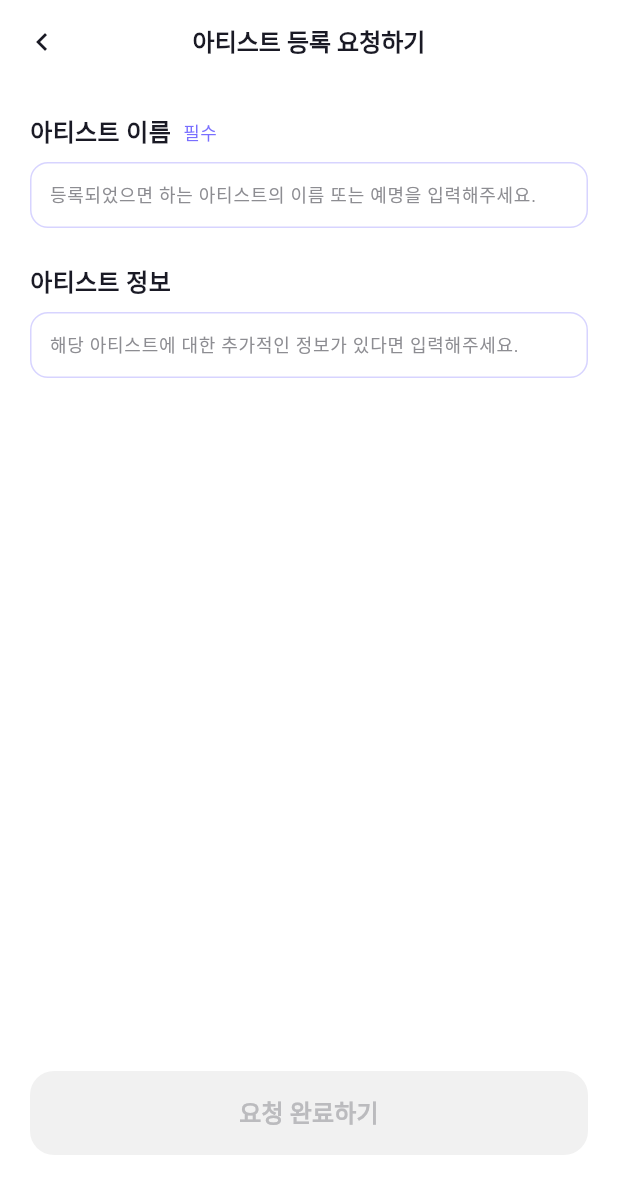
After one commit to newket/FRONTEND, a Flutter app: the ArtistRequestV2 screen opened directly, on a phone screen of 412 x 824 dp. The commit adds this screen. Shown: the top 1194 px of the screen. Run offline on Flutter 3.47's test engine with Material 3 defaults, Android fonts, the phone set to English and light mode, and no system bars; our stand-ins replace dio, dotted_border, firebase_core, firebase_messaging, flutter_dotenv, flutter_local_notifications and 6 more; missing offline and left inert: amplitude_flutter, kakao_flutter_sdk, kakao_flutter_sdk_common; accounts and stored records are empty; Roboto replaces fonts that are missing (Pretendard).

Commit message:
feat: 아티스트 요청

```diff
--- a/lib/model/artist_model.dart
+++ b/lib/model/artist_model.dart
@@ -44,7 +44,6 @@ class Artist {
       'artistId': artistId,
     };
   }
-
 }
 
 class FavoriteArtists {
@@ -56,3 +55,30 @@ class FavoriteArtists {
     return <String, dynamic>{"artistIds": artistIds};
   }
 }
+
+class ArtistRequest {
+  String artistName;
+  String? artistInfo;
+  String deviceToken;
+
+  ArtistRequest({
+    required this.artistName,
+    required this.artistInfo,
+    required this.deviceToken,
+  });
+
+  factory ArtistRequest.fromJson(Map<String, dynamic> json) {
+    return ArtistRequest(
+      artistName: json['artistName'],
+      artistInfo: json['artistInfo'],
+      deviceToken: json['deviceToken'],
+    );
+  }
+  Map<String, dynamic> toJson() {
+    return {
+      'artistName': artistName,
+      'artistInfo': artistInfo,
+      'deviceToken': deviceToken,
+    };
+  }
+}
--- a/lib/view/v100/favorite_artist/artist_request.dart
+++ b/lib/view/v100/favorite_artist/artist_request.dart
@@ -94,7 +94,7 @@ class _ArtistRequestV1 extends State<ArtistRequestV1> {
   Future<void> _requestArtist(String keyword) async {
     //제출
     if (keyword.isNotEmpty) {
-      await artistRepository.requestArtist(keyword);
+      //await artistRepository.requestArtist(keyword);
       setState(() {
         nextColor = v1pt_30;
       });
--- /dev/null
+++ b/lib/view/v200/artist/artist_request.dart
@@ -0,0 +1,310 @@
+import 'package:firebase_messaging/firebase_messaging.dart';
+import 'package:flutter/material.dart';
+import 'package:flutter/services.dart';
+import 'package:flutter_svg/flutter_svg.dart';
+import 'package:newket/config/amplitude_config.dart';
+import 'package:newket/model/artist_model.dart';
+import 'package:newket/repository/artist_repository.dart';
+import 'package:newket/theme/colors.dart';
+
+class ArtistRequestV2 extends StatefulWidget {
+  const ArtistRequestV2({super.key});
+
+  @override
+  State<StatefulWidget> createState() => _ArtistRequestV2();
+}
+
+class _ArtistRequestV2 extends State<ArtistRequestV2> {
+  late ArtistRepository artistRepository;
+  String artist = '';
+  final TextEditingController _artistController = TextEditingController();
+  final TextEditingController _artistInfoController = TextEditingController();
+  Color nextColor = v1pt_30;
+  final FocusNode _artistNode = FocusNode();
+  final FocusNode _artistInfoNode = FocusNode();
+
+
+  void showToast(BuildContext context) {
+    OverlayEntry overlayEntry = OverlayEntry(
+      builder: (context) => Positioned(
+        bottom: 116.0, // Toast 위치 조정
+        left: 20, // 화면의 가운데 정렬
+        child: Material(
+          color: Colors.transparent,
+          child: Container(
+            width: MediaQuery.of(context).size.width - 40,
+            height: 64,
+            padding: const EdgeInsets.symmetric(horizontal: 16, vertical: 12),
+            decoration: ShapeDecoration(
+              color: b_800,
+              shape: RoundedRectangleBorder(
+                borderRadius: BorderRadius.circular(12),
+              ),
+            ),
+            child: Row(
+              mainAxisSize: MainAxisSize.min,
+              mainAxisAlignment: MainAxisAlignment.start,
+              crossAxisAlignment: CrossAxisAlignment.center,
+              children: [
+                Container(
+                  width: 20,
+                  height: 20,
+                  padding: const EdgeInsets.all(4),
+                  child: const Icon(
+                    Icons.check,
+                    color: p_500,
+                  ),
+                ),
+                const SizedBox(width: 12),
+                const Column(
+                  mainAxisSize: MainAxisSize.min,
+                  mainAxisAlignment: MainAxisAlignment.center,
+                  crossAxisAlignment: CrossAxisAlignment.start,
+                  children: [
+                    Text(
+                      '아티스트 등록 요청이 성공적으로 보내졌어요!',
+                      style: TextStyle(
+                        color: Colors.white,
+                        fontSize: 14,
+                        fontFamily: 'Pretendard',
+                        fontWeight: FontWeight.w700,
+                      ),
+                    ),
+                    SizedBox(height: 2),
+                    Text(
+                      '등록이 완료되면 알려드릴게요',
+                      style: TextStyle(
+                        color: b_400,
+                        fontSize: 12,
+                        fontFamily: 'Pretendard',
+                        fontWeight: FontWeight.w400,
+                      ),
+                    ),
+                  ],
+                ),
+              ],
+            ),
+          ),
+        ),
+      ),
+    );
+
+    Overlay.of(context).insert(overlayEntry);
+
+    // 5초 후에 Toast를 자동으로 제거
+    Future.delayed(const Duration(seconds: 5), () {
+      overlayEntry.remove();
+    });
+  }
+
+  Future<void> _requestArtist(String artistName, String? artistInfo) async {
+    //제출
+    final deviceToken = await FirebaseMessaging.instance.getToken();
+
+    if (artistName.isNotEmpty) {
+      await artistRepository.requestArtist(ArtistRequest(
+          artistName: artistName,
+          artistInfo: artistInfo,
+          deviceToken: deviceToken!
+      ));
+      setState(() {
+        nextColor = v1pt_30;
+      });
+    }
+  }
+
+  @override
+  void initState() {
+    super.initState();
+    artistRepository = ArtistRepository();
+    _artistNode.addListener(() {
+      setState(() {}); // 포커스 상태가 변경될 때마다 상태를 업데이트
+    });
+    _artistInfoNode.addListener(() {
+      setState(() {}); // 포커스 상태가 변경될 때마다 상태를 업데이트
+    });
+  }
+
+
+  @override
+  void dispose() {
+    _artistController.dispose();
+    _artistInfoController.dispose();
+    _artistNode.dispose();
+    _artistInfoNode.dispose();
+    super.dispose();
+  }
+
+  @override
+  Widget build(BuildContext context) {
+    bool isKeyboardVisible = MediaQuery.of(context).viewInsets.bottom != 0;
+
+    return Scaffold(
+        resizeToAvoidBottomInset: false, //키보드가 올라 오지 않도록
+        backgroundColor: Colors.white,
+
+        //앱바
+        appBar: AppBar(
+          leading: IconButton(
+              onPressed: () {
+                AmplitudeConfig.amplitude.logEvent('Back');
+                Navigator.pop(context); //뒤로가기
+              },
+              color: f_100,
+              icon: const Icon(Icons.keyboard_arrow_left)),
+          backgroundColor: Colors.white,
+          centerTitle: true,
+          title: const Text(
+            "아티스트 등록 요청하기",
+            style: TextStyle(
+              fontFamily: 'Pretendard',
+              fontSize: 16,
+              color: f_100,
+              fontWeight: FontWeight.w700,
+            ),
+          ),
+        ),
+
+        //내용
+        body: GestureDetector(
+          onTap: () => FocusScope.of(context).unfocus(), // 키보드 외부를 탭하면 키보드 숨기기
+          child: Container(
+              color: Colors.transparent,
+              padding: const EdgeInsets.only(left: 20, right: 20, top: 20),
+              child: Column(
+                crossAxisAlignment: CrossAxisAlignment.start,
+                  children: [
+                const Row(children: [
+                  Text(
+                    '아티스트 이름',
+                    style: TextStyle(color: f_100, fontSize: 16, fontFamily: 'Pretendard', fontWeight: FontWeight.w600),
+                  ),
+                  SizedBox(width: 8),
+                  Text(
+                    '필수',
+                    style:
+                        TextStyle(color: np_100, fontSize: 12, fontFamily: 'Pretendard', fontWeight: FontWeight.w400),
+                  )
+                ]),
+                const SizedBox(height: 8),
+                Container(
+                    height: 44,
+                    decoration: ShapeDecoration(
+                      color: _artistNode.hasFocus ? pt_10 : Colors.white, // 내부 배경색
+                      shape: RoundedRectangleBorder(
+                        side: BorderSide(width: 1, color: _artistNode.hasFocus ? pt_60 : pt_30), // 테두리 색상 및 두께
+                        borderRadius: BorderRadius.circular(12),
+                      ),
+                    ),
+                    padding: const EdgeInsets.symmetric(vertical: 10, horizontal: 12),
+                    child: Row(
+                        crossAxisAlignment: CrossAxisAlignment.center,
+                        mainAxisAlignment: MainAxisAlignment.center,
+                        children: [
+                          Expanded(
+                              child: TextField(
+                                focusNode: _artistNode,
+                                  decoration: const InputDecoration(
+                                    hintText: '등록되었으면 하는 아티스트의 이름 또는 예명을 입력해주세요.',
+                                    border: InputBorder.none, // 입력 필드의 기본 테두리 제거
+                                    hintStyle: TextStyle(
+                                      color: f_50, // 텍스트 색상
+                                      fontSize: 12,
+                                      fontFamily: 'Pretendard',
+                                      fontWeight: FontWeight.w400,
+                                    ),
+                                  ),
+                                  style: const TextStyle(
+                                    color: f_90,
+                                    fontSize: 12,
+                                    fontFamily: 'Pretendard',
+                                    fontWeight: FontWeight.w400,
+                                  ),
+                                  controller: _artistController,
+                                  inputFormatters: [
+                                LengthLimitingTextInputFormatter(28), // 최대 글자 수를 30자로 제한
+                              ])),
+                        ])),
+                const SizedBox(height: 24),
+                const Text(
+                  '아티스트 정보',
+                  style: TextStyle(color: f_100, fontSize: 16, fontFamily: 'Pretendard', fontWeight: FontWeight.w600),
+                ),
+                const SizedBox(height: 8),
+                Container(
+                    height: 44,
+                    decoration: ShapeDecoration(
+                      color: _artistInfoNode.hasFocus ? pt_10 : Colors.white, // 내부 배경색
+                      shape: RoundedRectangleBorder(
+                        side: BorderSide(width: 1, color: _artistInfoNode.hasFocus ? pt_60 : pt_30), // 테두리 색상 및 두께
+                        borderRadius: BorderRadius.circular(12),
+                      ),
+                    ),
+                    padding: const EdgeInsets.symmetric(vertical: 10, horizontal: 12),
+                    child: Row(
+                        crossAxisAlignment: CrossAxisAlignment.center,
+                        mainAxisAlignment: MainAxisAlignment.center,
+                        children: [
+                          Expanded(
+                              child: TextField(
+                                focusNode: _artistInfoNode,
+                                  decoration: const InputDecoration(
+                                    hintText: '해당 아티스트에 대한 추가적인 정보가 있다면 입력해주세요.',
+                                    border: InputBorder.none, // 입력 필드의 기본 테두리 제거
+                                    hintStyle: TextStyle(
+                                      color: f_50, // 텍스트 색상
+                                      fontSize: 12,
+                                      fontFamily: 'Pretendard',
+                                      fontWeight: FontWeight.w400,
+                                    ),
+                                  ),
+                                  style: const TextStyle(
+                                    color: f_90,
+                                    fontSize: 12,
+                                    fontFamily: 'Pretendard',
+                                    fontWeight: FontWeight.w400,
+                                  ),
+                                  controller: _artistInfoController,
+                                  inputFormatters: [
+                                LengthLimitingTextInputFormatter(28), // 최대 글자 수를 30자로 제한
+                              ])),
+
+                        ]))
+              ])),
+        ),
+        bottomNavigationBar: Container(
+            color: Colors.white,
+            width: MediaQuery.of(context).size.width - 40,
+            height: 122,
+            padding: const EdgeInsets.only(bottom: 54, top: 12, left: 20, right: 20),
+            child: ElevatedButton(
+              onPressed: () async {
+                // 요청 전송
+                if (_artistController.value.text.isNotEmpty) {
+                  _requestArtist(_artistController.value.text,_artistInfoController.value.text);
+                  _artistController.clear();
+                  _artistInfoController.clear();
+                  showToast(context);
+                }
+              },
+              style: ElevatedButton.styleFrom(
+                elevation: 0, // 그림자 제거
+                backgroundColor: _artistController.value.text.isNotEmpty ? np_100 : f_10, // 버튼 배경색
+                shape: RoundedRectangleBorder(
+                  borderRadius: BorderRadius.circular(16),
+                ),
+                padding: const EdgeInsets.symmetric(vertical: 16), // 상하 패딩
+                //fixedSize: Size(MediaQuery.of(context).size.width - 40, 56), // 고정 크기
+              ),
+              child: Text(
+                '요청 완료하기',
+                textAlign: TextAlign.center,
+                style: TextStyle(
+                    fontSize: 16,
+                    fontFamily: 'Pretendard',
+                    fontWeight: FontWeight.w600,
+                    color: _artistController.value.text.isNotEmpty ? Colors.white : f_30),
+              ),
+            )));
+  }
+}
```
Also changed, not shown: lib/repository/artist_repository.dart (+17 -24 lines), lib/view/v200/home/home.dart (+60 -58 lines).
